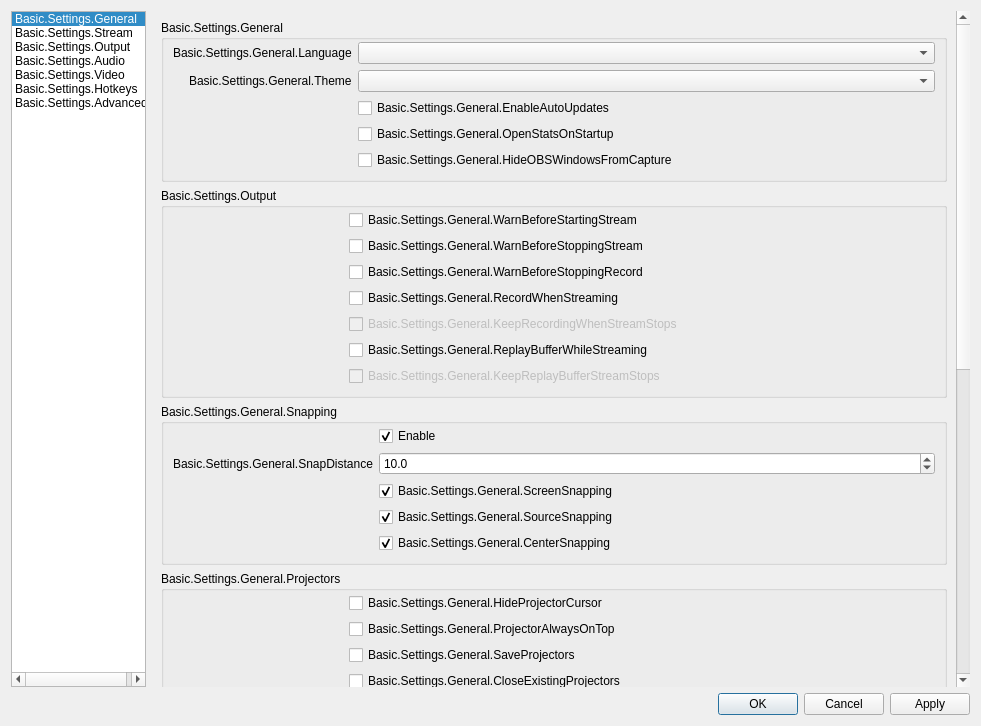
Sakyvo/OBS-PT, file UI/forms/OBSBasicSettings.ui: the form before one commit.
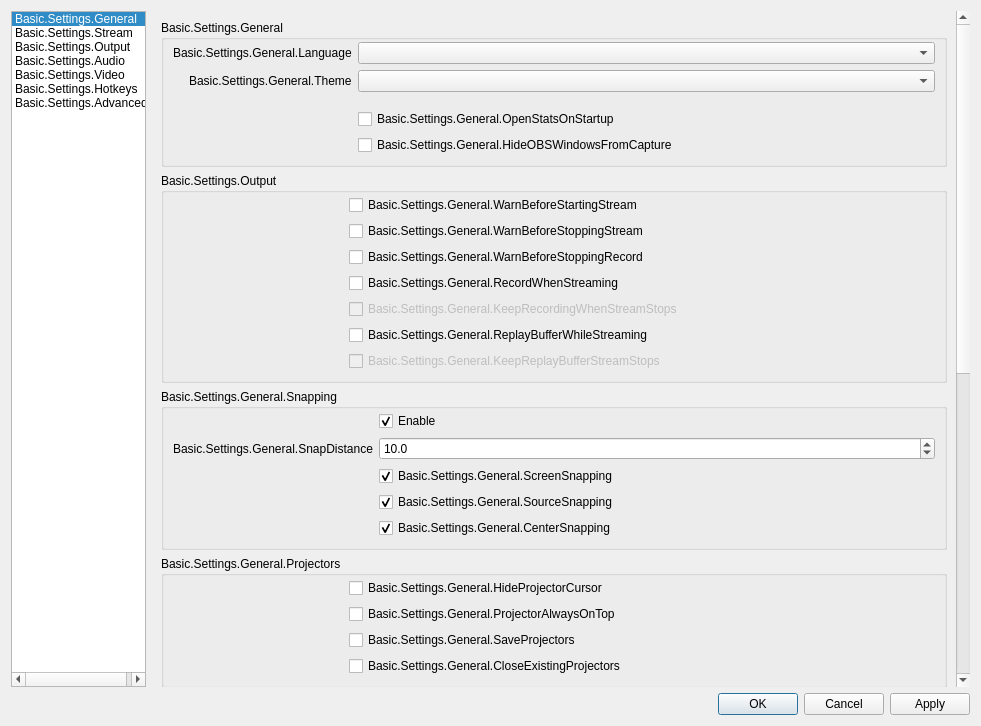
The form after the commit. Icons and pictures are not drawn. Custom widgets are drawn as their Qt base class.

Diff of the .ui file:
```diff
--- a/UI/forms/OBSBasicSettings.ui
+++ b/UI/forms/OBSBasicSettings.ui
@@ -228,16 +228,6 @@
                      </property>
                     </spacer>
                    </item>
-                   <item row="2" column="1">
-                    <widget class="QCheckBox" name="enableAutoUpdates">
-                     <property name="text">
-                      <string>Basic.Settings.General.EnableAutoUpdates</string>
-                     </property>
-                     <property name="checked">
-                      <bool>false</bool>
-                     </property>
-                    </widget>
-                   </item>
                    <item row="3" column="1">
                     <widget class="QCheckBox" name="openStatsOnStartup">
                      <property name="text">
@@ -4890,6 +4880,16 @@
                        </property>
                      </widget>
                    </item>
+                    <item row="3" column="1">
+                     <widget class="QCheckBox" name="enableAutoUpdates">
+                      <property name="text">
+                       <string>Basic.Settings.General.EnableAutoUpdates</string>
+                      </property>
+                      <property name="checked">
+                       <bool>true</bool>
+                      </property>
+                     </widget>
+                    </item>
                   </layout>
                  </widget>
                 </item>
```
Lines whose indentation alone changed are shown as unchanged.
